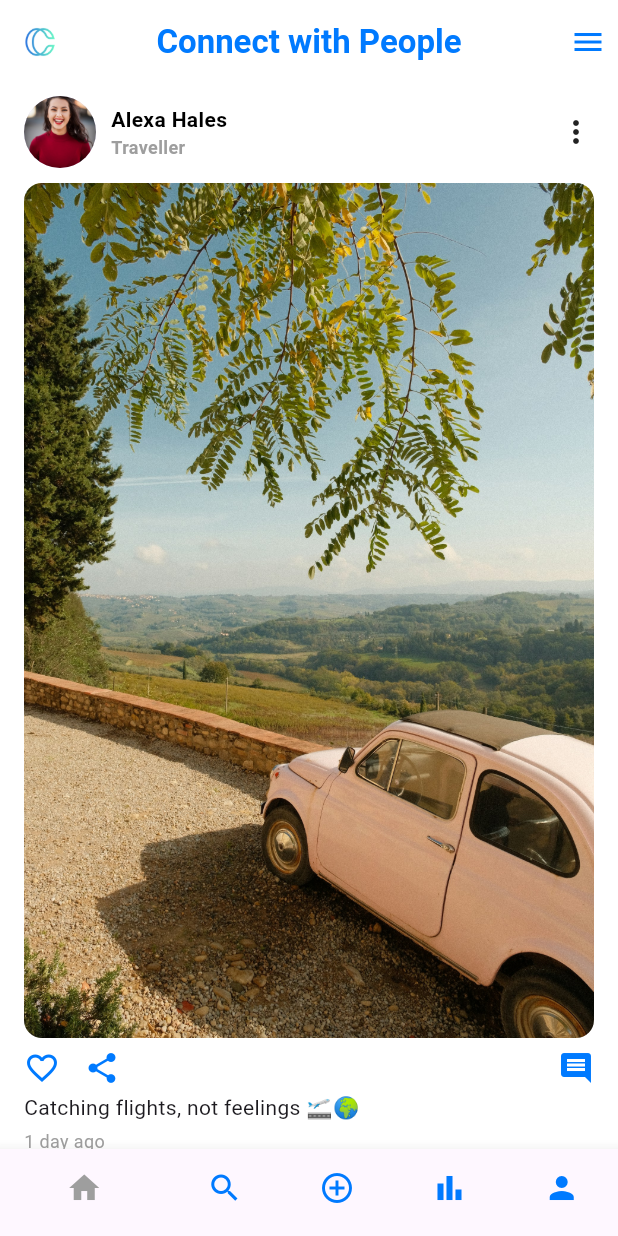
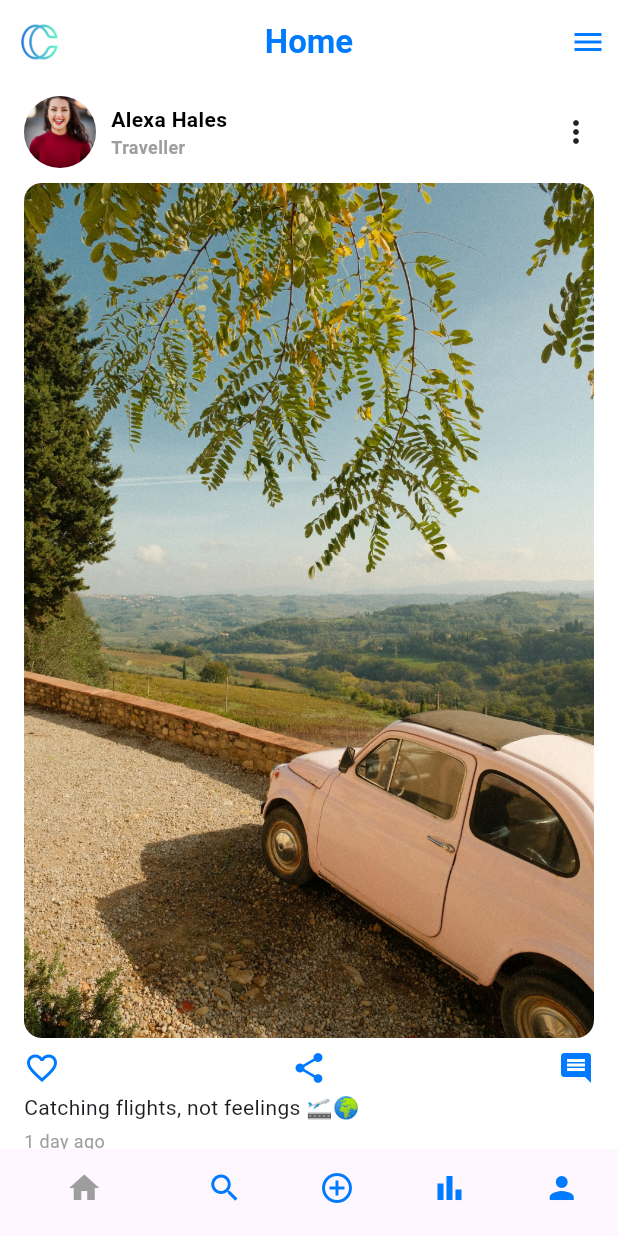
Before and after one commit to milinda-1892/Connect_With_People_App, a Flutter app: the screen it shows after launch, on a phone screen of 412 x 824 dp. Run offline on Flutter 3.47's test engine with Material 3 defaults, Android fonts, the phone set to English and light mode, and no system bars; our stand-ins replace firebase_core, get, image_picker; accounts and stored records are empty.

Commit message:
UI updated

```diff
--- a/lib/main.dart
+++ b/lib/main.dart
@@ -59,6 +59,7 @@ class _HomePageState extends State<HomePage> {
       body: _screens[_selectedIndex],
       bottomNavigationBar: BottomNavigationBar(
         backgroundColor: mobileBackgroundColor,
+        elevation: 0,
         currentIndex: _selectedIndex,
         selectedItemColor: secondaryColor,
         unselectedItemColor: mobileBlueColor,
--- a/lib/screens/create_screen.dart
+++ b/lib/screens/create_screen.dart
@@ -7,7 +7,7 @@ class CreateScreen extends StatelessWidget {
     return Scaffold(
       appBar: AppBar(
         leading: Padding(
-          padding: const EdgeInsets.all(8.0),
+          padding: const EdgeInsets.all(3.0),
           child: Image.asset('assets/logo.png'),
         ),
         title: Text(
--- a/lib/screens/editProfile_screen.dart
+++ b/lib/screens/editProfile_screen.dart
@@ -61,7 +61,9 @@ class EditProfileScreen extends StatelessWidget {
                     backgroundColor: mobileBlueColor,
                     child: CircleAvatar(
                       radius: 50,
-                      backgroundImage: AssetImage('assets/avatar1.jpg'),
+                      backgroundImage: NetworkImage(
+                        'https://randomuser.me/api/portraits/men/11.jpg',
+                      ),
                     ),
                   ),
                   Positioned(
--- a/lib/screens/home_screen.dart
+++ b/lib/screens/home_screen.dart
@@ -7,11 +7,11 @@ class HomeScreen extends StatelessWidget {
     return Scaffold(
       appBar: AppBar(
         leading: Padding(
-          padding: const EdgeInsets.all(8.0),
+          padding: const EdgeInsets.all(3.0),
           child: Image.asset('assets/logo.png'),
         ),
         title: Text(
-          'Connect with People',
+          'Home',
           style: TextStyle(fontWeight: FontWeight.bold, color: mobileBlueColor),
         ),
         centerTitle: true,
@@ -132,16 +132,13 @@ class PostCard extends StatelessWidget {
           Row(
             mainAxisAlignment: MainAxisAlignment.spaceBetween,
             children: [
-              Row(
-                children: [
-                  Icon(Icons.favorite_border, color: mobileBlueColor),
-                  SizedBox(width: 16),
-                  Icon(Icons.share, color: mobileBlueColor),
-                ],
-              ),
+              Icon(Icons.favorite_border, color: mobileBlueColor),
+              Icon(Icons.share, color: mobileBlueColor), // Center icon
               Icon(Icons.comment, color: mobileBlueColor),
             ],
           ),
+
+
           if (caption.isNotEmpty)
             Padding(
               padding: const EdgeInsets.symmetric(vertical: 4.0),
--- a/lib/screens/myPolls.dart
+++ b/lib/screens/myPolls.dart
@@ -34,10 +34,10 @@ class MyPollsScreen extends StatelessWidget {
       backgroundColor: mobileBackgroundColor,
       appBar: AppBar(
         backgroundColor: mobileBackgroundColor,
-        elevation: 1,
+        elevation: 0,
         centerTitle: true,
         leading: Padding(
-          padding: const EdgeInsets.all(8.0),
+          padding: const EdgeInsets.all(3.0),
           child: CircleAvatar(
             backgroundImage: AssetImage('assets/logo.png'),
             backgroundColor: mobileBackgroundColor,
--- a/lib/screens/profile_screen.dart
+++ b/lib/screens/profile_screen.dart
@@ -24,7 +24,7 @@ class ProfileScreen extends StatelessWidget {
       //backgroundColor: mobileBackgroundColor,
       appBar: AppBar(
         leading: Padding(
-          padding: const EdgeInsets.all(8.0),
+          padding: const EdgeInsets.all(3.0),
           child: Image.asset('assets/logo.png'),
         ),
         title: Text(
```
